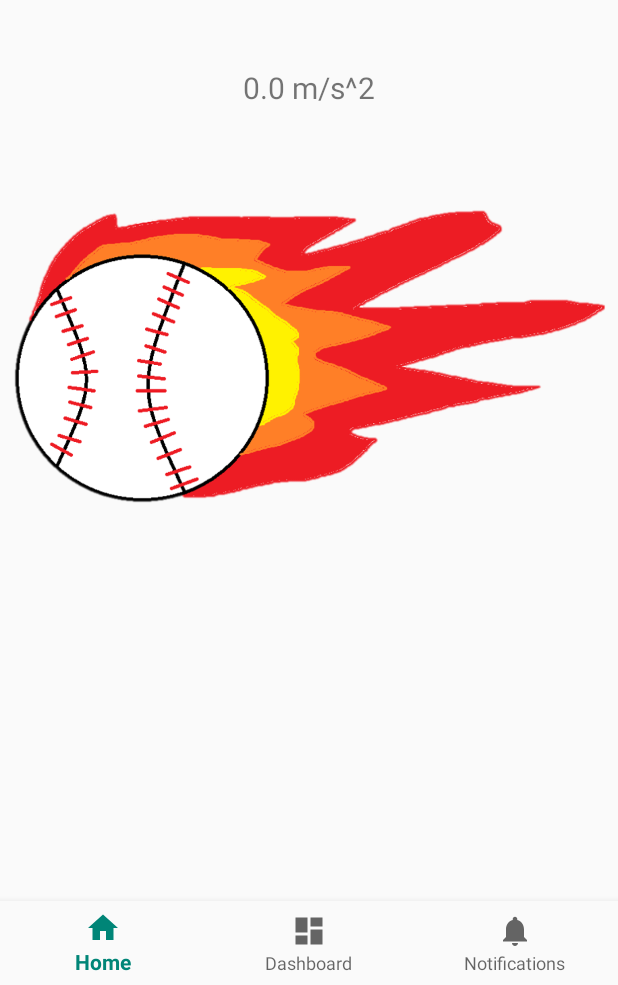
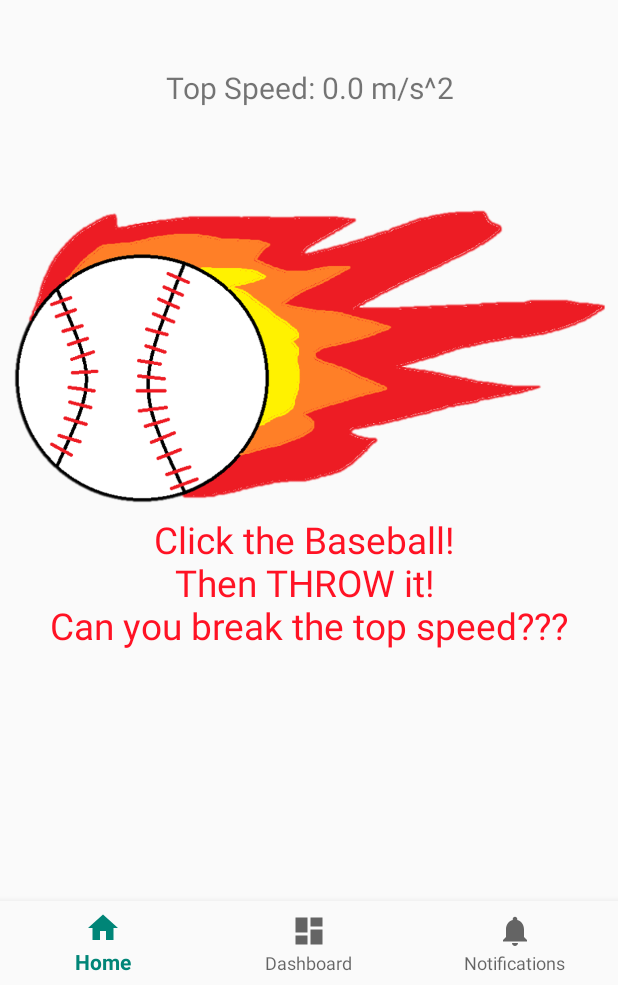
Before and after one commit to jeffreyhuang23/OhThatsABaseball, an Android app: the screen it shows after launch (MainActivity), on a phone screen of 412 x 824 dp, the part 251-1236 px from its top. Run offline under Robolectric (Android 15) with nearby library versions, the light colour scheme and no system bars; our stand-ins replace navigation-ui.

Commit message:
Button to get highest speed

```diff
--- a/OhThatsABaseball/app/src/main/java/com/example/ohthatsabaseball/ui/home/HomeFragment.kt
+++ b/OhThatsABaseball/app/src/main/java/com/example/ohthatsabaseball/ui/home/HomeFragment.kt
@@ -17,6 +17,8 @@ import androidx.fragment.app.Fragment
 import androidx.lifecycle.Observer
 import androidx.lifecycle.ViewModelProviders
 import com.example.ohthatsabaseball.R
+import kotlinx.android.synthetic.main.fragment_home.*
+import kotlin.math.roundToInt
 
 class HomeFragment : Fragment(), SensorEventListener {
 
@@ -32,9 +34,10 @@ class HomeFragment : Fragment(), SensorEventListener {
         homeViewModel =
             ViewModelProviders.of(this).get(HomeViewModel::class.java)
         val root = inflater.inflate(R.layout.fragment_home, container, false)
-        val textView: TextView = root.findViewById(R.id.text_home)
+        val textView: TextView = root.findViewById(R.id.ohthatsabaseball)
         homeViewModel.observeAcc().observe(this, Observer {
-            textView.text = it.toString() + " m/s^2"
+            val it2 = (it * 10000).roundToInt().toDouble() / 10000
+            textView.text = "Top Speed: "+it2.toString() + " m/s^2"
         })
 
         sensorManager = activity?.getSystemService(Context.SENSOR_SERVICE) as SensorManager
@@ -53,6 +56,8 @@ class HomeFragment : Fragment(), SensorEventListener {
             Toast.makeText(context, "NO ACCELEROMETER :(", Toast.LENGTH_LONG).show()
         }
 
+
+
         return root
     }
 
@@ -70,6 +75,7 @@ class HomeFragment : Fragment(), SensorEventListener {
                     event.values[1] * event.values[1] +
                     event.values[2] * event.values[2]).toDouble())
         Log.i("totalA", totalA.toString())
+
         homeViewModel.setAcc(totalA)
     }
 
@@ -84,4 +90,12 @@ class HomeFragment : Fragment(), SensorEventListener {
         super.onPause()
         sensorManager.unregisterListener(this)
     }
+
+    override fun onActivityCreated(savedInstanceState: Bundle?) {
+        super.onActivityCreated(savedInstanceState)
+        // XXX Write me.  get viewModel, observe something
+        baseball.setOnClickListener {
+            homeViewModel.resetAcc()
+        }
+    }
 }
--- a/OhThatsABaseball/app/src/main/java/com/example/ohthatsabaseball/ui/home/HomeViewModel.kt
+++ b/OhThatsABaseball/app/src/main/java/com/example/ohthatsabaseball/ui/home/HomeViewModel.kt
@@ -21,7 +21,12 @@ class HomeViewModel : ViewModel() {
     }
 
     fun setAcc(a : Double) {
-        _acc.postValue(a)
+        if(a > _acc.value?:0.0)
+            _acc.postValue(a)
+    }
+
+    fun resetAcc() {
+        _acc.postValue(0.0)
     }
 
 }
--- a/OhThatsABaseball/app/src/main/res/layout/activity_main.xml
+++ b/OhThatsABaseball/app/src/main/res/layout/activity_main.xml
@@ -19,30 +19,6 @@
         app:layout_constraintRight_toRightOf="parent"
         app:menu="@menu/bottom_nav_menu" />
 
-    <ImageView
-        android:id="@+id/imageView3"
-        android:layout_width="wrap_content"
-        android:layout_height="wrap_content"
-        app:srcCompat="@drawable/oh_thats_a_baseball"
-        tools:layout_editor_absoluteX="0dp"
-        tools:layout_editor_absoluteY="16dp"
-        app:layout_constraintStart_toStartOf="parent"
-        app:layout_constraintEnd_toEndOf="parent"
-        app:layout_constraintTop_toBottomOf="@+id/textView"/>
-
-    <TextView
-        android:id="@+id/textView"
-        android:layout_width="wrap_content"
-        android:layout_height="wrap_content"
-        android:text="@string/app_formatted_name"
-        android:textColor="@android:color/black"
-        android:textSize="36sp"
-        app:fontFamily="casual"
-        app:layout_constraintBottom_toTopOf="@+id/imageView3"
-        tools:layout_editor_absoluteX="31dp"
-        app:layout_constraintStart_toStartOf="parent"
-        app:layout_constraintEnd_toEndOf="parent"/>
-
     <fragment
         android:id="@+id/nav_host_fragment"
         android:name="androidx.navigation.fragment.NavHostFragment"
--- a/OhThatsABaseball/app/src/main/res/layout/fragment_home.xml
+++ b/OhThatsABaseball/app/src/main/res/layout/fragment_home.xml
@@ -2,10 +2,11 @@
 <androidx.constraintlayout.widget.ConstraintLayout xmlns:android="http://schemas.android.com/apk/res/android"
     xmlns:app="http://schemas.android.com/apk/res-auto"
     android:layout_width="match_parent"
-    android:layout_height="match_parent">
+    android:layout_height="match_parent"
+    xmlns:tools="http://schemas.android.com/tools">
 
     <TextView
-        android:id="@+id/text_home"
+        android:id="@+id/ohthatsabaseball"
         android:layout_width="match_parent"
         android:layout_height="wrap_content"
         android:layout_marginStart="8dp"
@@ -16,4 +17,42 @@
         app:layout_constraintEnd_toEndOf="parent"
         app:layout_constraintStart_toStartOf="parent"
         app:layout_constraintTop_toTopOf="parent" />
+
+
+    <ImageView
+        android:id="@+id/baseball"
+        android:layout_width="wrap_content"
+        android:layout_height="wrap_content"
+        app:srcCompat="@drawable/oh_thats_a_baseball"
+        tools:layout_editor_absoluteX="0dp"
+        tools:layout_editor_absoluteY="16dp"
+        app:layout_constraintStart_toStartOf="parent"
+        app:layout_constraintEnd_toEndOf="parent"
+        app:layout_constraintTop_toBottomOf="@+id/textView" />
+
+    <TextView
+        android:id="@+id/clickMe"
+        android:layout_width="wrap_content"
+        android:layout_height="wrap_content"
+        app:layout_constraintStart_toStartOf="parent"
+        app:layout_constraintEnd_toEndOf="parent"
+        app:layout_constraintBottom_toBottomOf="@+id/baseball"
+        android:layout_marginBottom="50dp"
+        android:text="Click the Baseball! \nThen THROW it! \nCan you break the top speed???"
+        android:textColor="#FF1224"
+        android:textSize="11pt"
+        android:gravity="center"/>
+
+    <TextView
+        android:id="@+id/textView"
+        android:layout_width="wrap_content"
+        android:layout_height="wrap_content"
+        android:text="@string/app_formatted_name"
+        android:textColor="@android:color/black"
+        android:textSize="36sp"
+        app:fontFamily="casual"
+        app:layout_constraintBottom_toTopOf="@+id/baseball"
+        tools:layout_editor_absoluteX="31dp"
+        app:layout_constraintStart_toStartOf="parent"
+        app:layout_constraintEnd_toEndOf="parent"/>
 </androidx.constraintlayout.widget.ConstraintLayout>
```
